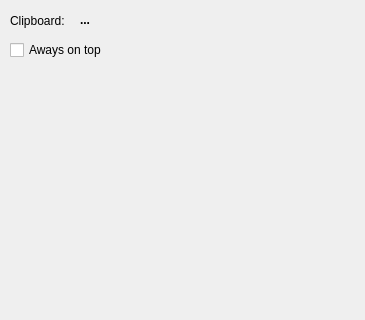
This is multi-clipboard/mainwindow.ui in ctrl-c-ctrl-v-helpers/qt-apps as Qt 5 draws it before an edit; both pictures show x 0 to 365 and y 0 to 320 of the 365 by 838 pixel window. The edited form follows.
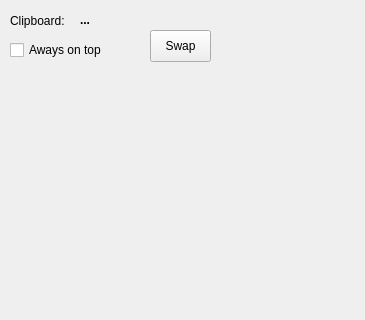
This is the edited form. Icons and pictures are not drawn.

Commit message: swap button

Diff of the .ui file:
```diff
--- a/multi-clipboard/mainwindow.ui
+++ b/multi-clipboard/mainwindow.ui
@@ -72,6 +72,25 @@
      <string>Aways on top</string>
     </property>
    </widget>
+   <widget class="QPushButton" name="swapButton">
+    <property name="geometry">
+     <rect>
+      <x>150</x>
+      <y>30</y>
+      <width>61</width>
+      <height>32</height>
+     </rect>
+    </property>
+    <property name="text">
+     <string>Swap</string>
+    </property>
+    <property name="icon">
+     <iconset theme="QIcon::ThemeIcon::SyncSynchronizing"/>
+    </property>
+    <property name="flat">
+     <bool>false</bool>
+    </property>
+   </widget>
   </widget>
  </widget>
  <resources/>
```
The commit also changes 2 other files.
